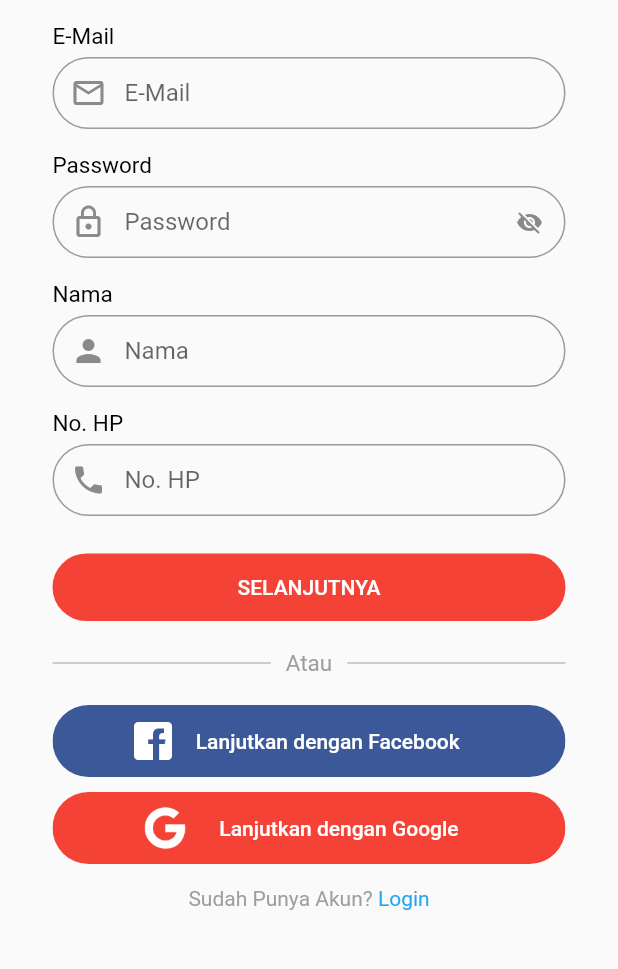
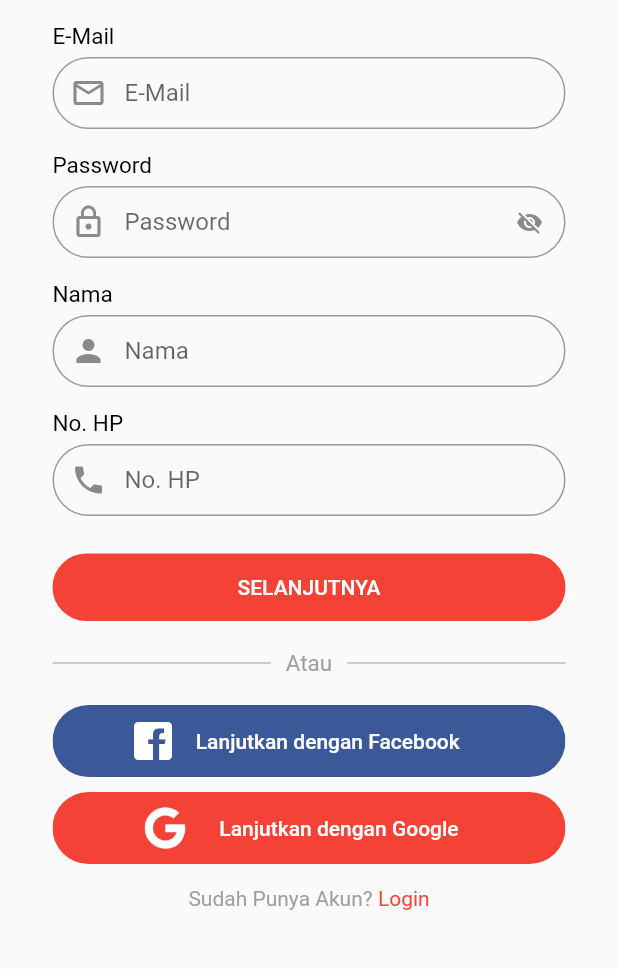
Before and after one commit to sultanjulyan/Neuron-Register-Library, a Flutter app: the screen it shows after launch, on a phone screen of 412 x 824 dp, the part 117-1086 px from its top. Run offline on Flutter 3.47's test engine with Material 2 defaults, Android fonts, the phone set to English and light mode, and no system bars.

Commit message:
Penambatan attribut

```diff
--- a/example/lib/main.dart
+++ b/example/lib/main.dart
@@ -63,6 +63,8 @@ class _HomeScreenState extends State<HomeScreen> {
           showLabelInputName: true,
           showLabelInputPhone: true,
           orText: 'Atau',
+          labelAlreadyAccount: 'Sudah Punya Akun?',
+          colorLogin: Colors.red,
         ),
       ),
     );
--- a/lib/neuron_register.dart
+++ b/lib/neuron_register.dart
@@ -25,6 +25,8 @@ class RegisterPage extends StatefulWidget {
   final String assetFacebookButton;
   final String assetGoogleButton;
   final String orText;
+  final String labelAlreadyAccount;
+  final Color colorLogin;
 
   const RegisterPage(
       {Key key,
@@ -49,7 +51,9 @@ class RegisterPage extends StatefulWidget {
       this.buttonGoogleShow,
       this.assetFacebookButton,
       this.assetGoogleButton,
-      this.orText})
+      this.orText,
+      this.labelAlreadyAccount,
+      this.colorLogin})
       : super(key: key);
 
   @override
@@ -310,13 +314,13 @@ class _RegisterPageState extends State<RegisterPage> {
         mainAxisAlignment: MainAxisAlignment.center,
         children: <Widget>[
           new Text(
-            'Sudah Punya Akun? ',
+            widget.labelAlreadyAccount !=null ? widget.labelAlreadyAccount : 'Sudah Punya Akun?',
             style: TextStyle(color: Colors.grey),
           ),
           GestureDetector(
             child: new Text(
-              'Login',
-              style: TextStyle(color: Color(0XFF24A5F3)),
+              ' Login',
+              style: TextStyle(color: widget.colorLogin),
             ),
             onTap: () {
               widget.onTextLoginTap(true);
```
Also changed, not shown: 1 other file.
